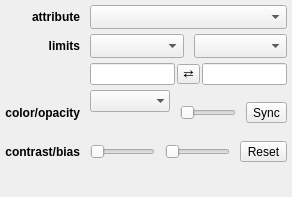
Before: the Qt Designer form glue_qt/viewers/image/layer_style_editor.ui in glue-viz/glue-qt, drawn with Qt 5.
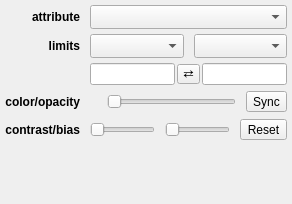
After: the same form once the commit is applied. Custom widgets are drawn as their Qt base class.

Commit message: Use colormap widget in image viewer.

```diff
--- a/glue_qt/viewers/image/layer_style_editor.ui
+++ b/glue_qt/viewers/image/layer_style_editor.ui
@@ -7,7 +7,7 @@
     <x>0</x>
     <y>0</y>
     <width>292</width>
-    <height>197</height>
+    <height>204</height>
    </rect>
   </property>
   <property name="windowTitle">
@@ -92,20 +92,7 @@
      <item>
       <layout class="QVBoxLayout" name="verticalLayout">
        <item>
-        <widget class="QColormapCombo" name="combodata_cmap">
-         <property name="minimumSize">
-          <size>
-           <width>80</width>
-           <height>0</height>
-          </size>
-         </property>
-         <property name="sizeAdjustPolicy">
-          <enum>QComboBox::AdjustToMinimumContentsLengthWithIcon</enum>
-         </property>
-         <property name="frame">
-          <bool>false</bool>
-         </property>
-        </widget>
+        <widget class="QColormapWidget" name="cmap_cmap" native="true"/>
        </item>
        <item>
         <widget class="QColorBox" name="color_color">
@@ -249,7 +236,6 @@
     <widget class="QLabel" name="label_5">
      <property name="font">
       <font>
-       <weight>75</weight>
        <bold>true</bold>
       </font>
      </property>
@@ -265,7 +251,6 @@
     <widget class="QLabel" name="label">
      <property name="font">
       <font>
-       <weight>75</weight>
        <bold>true</bold>
       </font>
      </property>
@@ -299,8 +284,8 @@
    <header>glue_qt.utils.colors</header>
   </customwidget>
   <customwidget>
-   <class>QColormapCombo</class>
-   <extends>QComboBox</extends>
+   <class>QColormapWidget</class>
+   <extends>QWidget</extends>
    <header>glue_qt.utils.colors</header>
   </customwidget>
  </customwidgets>
```
Left out of the diff: 3 changed lines with no effect on the pictures. The commit also changes 1 other file.
